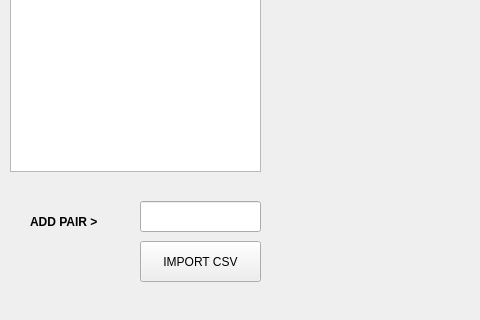
The window that ui/main_window.ui (Sulato86/gateio) describes before a commit, drawn with Qt 5; both pictures show x 0 to 480 and y 538 to 858 of the 1202 by 858 pixel window.
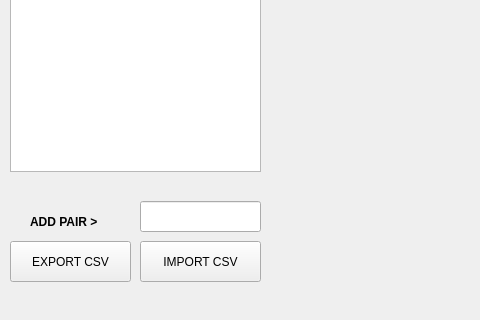
The same window after the commit.

What changed in the file:
```diff
--- a/ui/main_window.ui
+++ b/ui/main_window.ui
@@ -150,6 +150,19 @@
      </item>
     </layout>
    </widget>
+   <widget class="QPushButton" name="pushButton_exportmarketdata">
+    <property name="geometry">
+     <rect>
+      <x>10</x>
+      <y>760</y>
+      <width>121</width>
+      <height>41</height>
+     </rect>
+    </property>
+    <property name="text">
+     <string>EXPORT CSV</string>
+    </property>
+   </widget>
   </widget>
   <widget class="QMenuBar" name="menubar">
    <property name="geometry">
```
